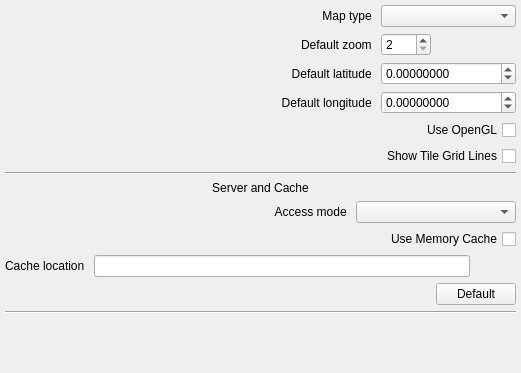
Old version of the form ground/src/plugins/opmap/opmapgadgetoptionspage.ui in the repository openpilot/OpenPilot.
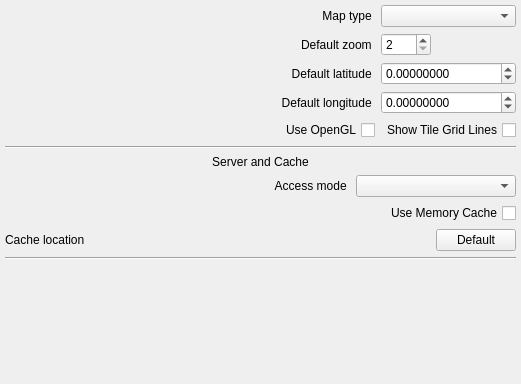
New version of the form. Icons and pictures are not drawn. Custom widgets are drawn as their Qt base class.

Commit message: OP-151 Also update OPMap widget to use PathChooser, and make it use the path translation utilities. Not relevant on every platform, since typically on a Unix, the share path will not be user writeable. Still, doesn't hurt.

```diff
--- a/ground/src/plugins/opmap/opmapgadgetoptionspage.ui
+++ b/ground/src/plugins/opmap/opmapgadgetoptionspage.ui
@@ -7,7 +7,7 @@
     <x>0</x>
     <y>0</y>
     <width>521</width>
-    <height>373</height>
+    <height>384</height>
    </rect>
   </property>
   <property name="sizePolicy">
@@ -57,19 +57,6 @@
        </property>
       </widget>
      </item>
-     <item row="5" column="3">
-      <widget class="QCheckBox" name="checkBoxUseOpenGL">
-       <property name="enabled">
-        <bool>true</bool>
-       </property>
-       <property name="layoutDirection">
-        <enum>Qt::RightToLeft</enum>
-       </property>
-       <property name="text">
-        <string>Use OpenGL</string>
-       </property>
-      </widget>
-     </item>
      <item row="2" column="3">
       <widget class="QDoubleSpinBox" name="latitudeSpinBox">
        <property name="minimumSize">
@@ -183,6 +170,19 @@
        </property>
       </spacer>
      </item>
+     <item row="6" column="2">
+      <widget class="QCheckBox" name="checkBoxUseOpenGL">
+       <property name="enabled">
+        <bool>true</bool>
+       </property>
+       <property name="layoutDirection">
+        <enum>Qt::RightToLeft</enum>
+       </property>
+       <property name="text">
+        <string>Use OpenGL</string>
+       </property>
+      </widget>
+     </item>
     </layout>
    </item>
    <item row="10" column="0">
@@ -223,49 +223,7 @@
     </widget>
    </item>
    <item row="7" column="0">
-    <layout class="QGridLayout" name="gridLayout_5">
-     <item row="5" column="2">
-      <widget class="QPushButton" name="pushButtonCacheDefaults">
-       <property name="sizePolicy">
-        <sizepolicy hsizetype="Preferred" vsizetype="Fixed">
-         <horstretch>0</horstretch>
-         <verstretch>0</verstretch>
-        </sizepolicy>
-       </property>
-       <property name="cursor">
-        <cursorShape>OpenHandCursor</cursorShape>
-       </property>
-       <property name="toolTip">
-        <string>Restore default server and cache settings</string>
-       </property>
-       <property name="text">
-        <string> Default </string>
-       </property>
-       <property name="checkable">
-        <bool>false</bool>
-       </property>
-       <property name="checked">
-        <bool>false</bool>
-       </property>
-       <property name="flat">
-        <bool>false</bool>
-       </property>
-      </widget>
-     </item>
-     <item row="5" column="0">
-      <spacer name="horizontalSpacer_2">
-       <property name="orientation">
-        <enum>Qt::Horizontal</enum>
-       </property>
-       <property name="sizeHint" stdset="0">
-        <size>
-         <width>40</width>
-         <height>20</height>
-        </size>
-       </property>
-      </spacer>
-     </item>
-    </layout>
+    <layout class="QGridLayout" name="gridLayout_5"/>
    </item>
    <item row="4" column="0">
     <layout class="QHBoxLayout" name="horizontalLayout">
@@ -320,35 +278,49 @@
     <layout class="QHBoxLayout" name="horizontalLayout_3">
      <item>
       <widget class="QLabel" name="label_5">
+       <property name="sizePolicy">
+        <sizepolicy hsizetype="Minimum" vsizetype="Preferred">
+         <horstretch>0</horstretch>
+         <verstretch>0</verstretch>
+        </sizepolicy>
+       </property>
        <property name="text">
         <string>Cache location </string>
        </property>
       </widget>
      </item>
      <item>
-      <widget class="QLineEdit" name="lineEditCacheLocation">
-       <property name="autoFillBackground">
-        <bool>false</bool>
-       </property>
-       <property name="maxLength">
-        <number>512</number>
+      <widget class="Utils::PathChooser" name="lineEditCacheLocation" native="true">
+       <property name="sizePolicy">
+        <sizepolicy hsizetype="MinimumExpanding" vsizetype="Preferred">
+         <horstretch>0</horstretch>
+         <verstretch>0</verstretch>
+        </sizepolicy>
        </property>
       </widget>
      </item>
      <item>
-      <widget class="QPushButton" name="pushButtonCacheLocation">
+      <widget class="QPushButton" name="pushButtonCacheDefaults">
+       <property name="sizePolicy">
+        <sizepolicy hsizetype="Preferred" vsizetype="Fixed">
+         <horstretch>0</horstretch>
+         <verstretch>0</verstretch>
+        </sizepolicy>
+       </property>
        <property name="cursor">
         <cursorShape>OpenHandCursor</cursorShape>
        </property>
        <property name="text">
-        <string/>
+        <string> Default </string>
        </property>
-       <property name="icon">
-        <iconset resource="../coreplugin/core.qrc">
-         <normaloff>:/core/images/dir.png</normaloff>:/core/images/dir.png</iconset>
+       <property name="checkable">
+        <bool>false</bool>
+       </property>
+       <property name="checked">
+        <bool>false</bool>
        </property>
        <property name="flat">
-        <bool>true</bool>
+        <bool>false</bool>
        </property>
       </widget>
      </item>
@@ -386,8 +358,14 @@
    </item>
   </layout>
  </widget>
- <resources>
-  <include location="../coreplugin/core.qrc"/>
- </resources>
+ <customwidgets>
+  <customwidget>
+   <class>Utils::PathChooser</class>
+   <extends>QWidget</extends>
+   <header>utils/pathchooser.h</header>
+   <container>1</container>
+  </customwidget>
+ </customwidgets>
+ <resources/>
  <connections/>
 </ui>
```
Left out of the diff: 3 changed lines with no effect on the pictures. The commit also changes 3 other files.
